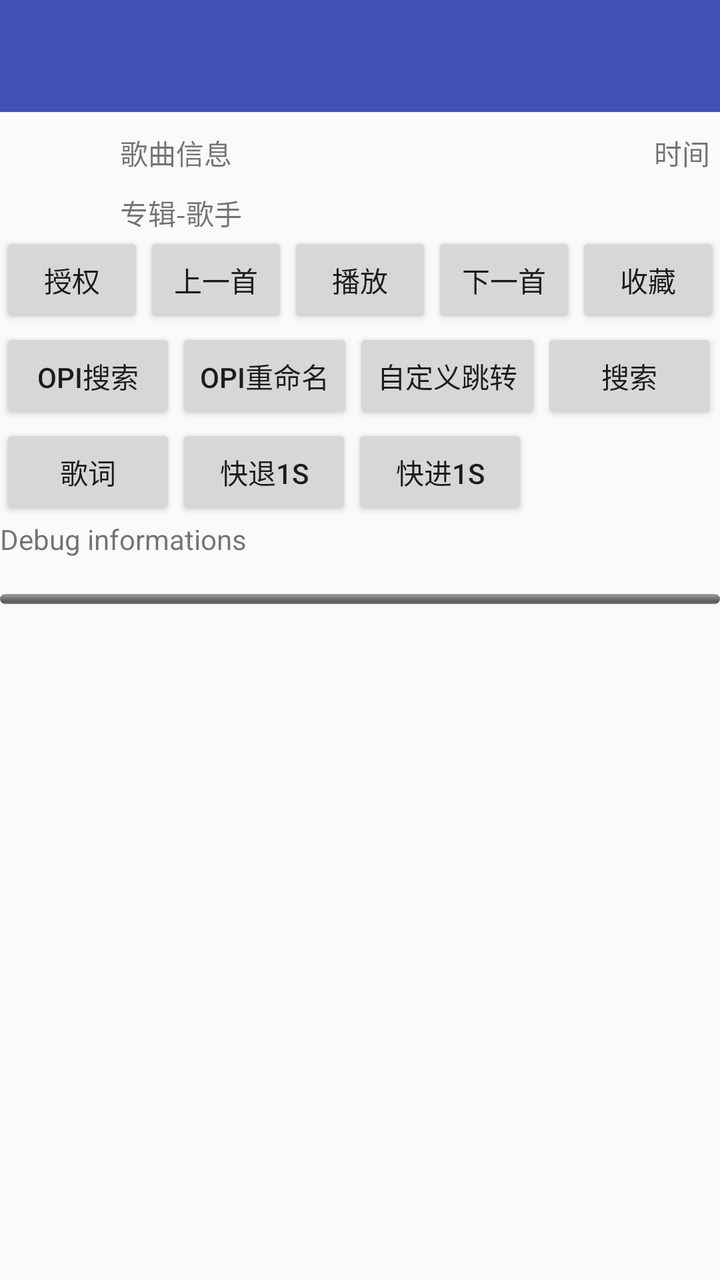
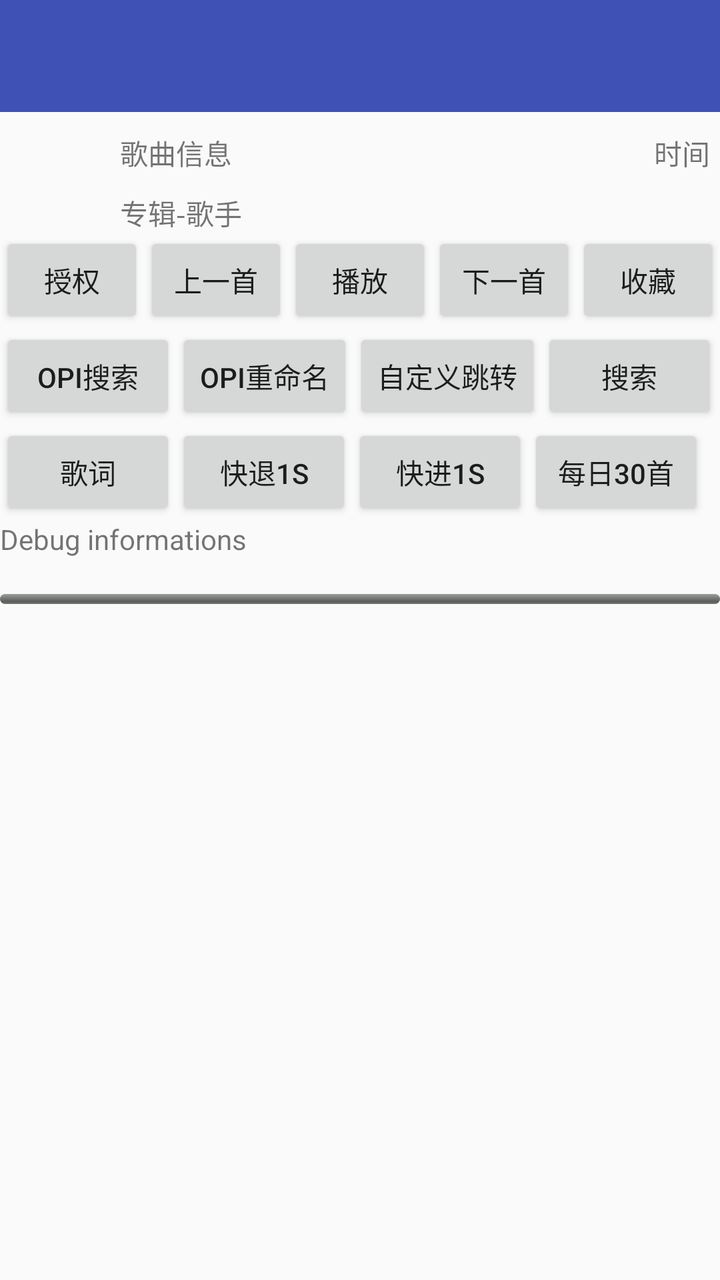

An Android layout rendered at two revisions. The XML below is the earlier revision; the diff shows what the commit changed to produce the second picture.
<!-- AndroidManifest.xml: activity theme AppTheme.NoActionBar -->
<!-- res/layout/activity_visual.xml -->
<?xml version="1.0" encoding="utf-8"?>
<RelativeLayout xmlns:android="http://schemas.android.com/apk/res/android"
    xmlns:app="http://schemas.android.com/apk/res-auto"
    xmlns:tools="http://schemas.android.com/tools"
    android:layout_width="match_parent"
    android:layout_height="match_parent"
    tools:context=".VisualActivity">

    <android.support.design.widget.AppBarLayout
        android:id="@+id/appbar_layout"
        android:layout_width="match_parent"
        android:layout_height="wrap_content"
        android:theme="@style/AppTheme.AppBarOverlay">

        <android.support.v7.widget.Toolbar
            android:id="@+id/toolbar"
            android:layout_width="match_parent"
            android:layout_height="?attr/actionBarSize"
            android:background="?attr/colorPrimary"
            app:popupTheme="@style/AppTheme.PopupOverlay" />

    </android.support.design.widget.AppBarLayout>

    <RelativeLayout
        android:id="@+id/playerPanel"
        android:layout_width="match_parent"
        android:layout_height="wrap_content"
        android:layout_below="@id/appbar_layout"
        android:layout_marginTop="5dp">

        <ImageView
            android:id="@+id/SongPic"
            android:layout_width="50dp"
            android:layout_height="50dp"
            android:layout_marginLeft="5dp"
            android:layout_marginTop="5dp" />

        <TextView
            android:id="@+id/txtPlayTime"
            android:layout_width="wrap_content"
            android:layout_height="25dp"
            android:layout_alignParentRight="true"
            android:layout_marginTop="5dp"
            android:layout_marginRight="5dp"
            android:text="时间" />

        <TextView
            android:id="@+id/txtSongInfos"
            android:layout_width="wrap_content"
            android:layout_height="25dp"
            android:layout_marginLeft="5dp"
            android:layout_marginTop="5dp"
            android:layout_toRightOf="@+id/SongPic"
            android:ems="10"
            android:text="歌曲信息" />

        <TextView
            android:id="@+id/txtAlbum"
            android:layout_width="wrap_content"
            android:layout_height="25dp"
            android:layout_below="@+id/txtSongInfos"
            android:layout_marginLeft="5dp"
            android:layout_marginTop="5dp"
            android:layout_toRightOf="@+id/SongPic"
            android:text="专辑-歌手" />

        <LinearLayout
            android:id="@+id/ll_button"
            android:layout_width="match_parent"
            android:layout_height="wrap_content"
            android:layout_below="@+id/SongPic"
            android:orientation="horizontal">

            <Button
                android:id="@+id/btnActive"
                android:layout_width="match_parent"
                android:layout_height="wrap_content"
                android:layout_weight="1"
                android:text="授权" />

            <Button
                android:id="@+id/btnPlayPre"
                android:layout_width="match_parent"
                android:layout_height="wrap_content"
                android:layout_weight="1"
                android:onClick="onPlayPre"
                android:text="上一首" />

            <Button
                android:id="@+id/btnPlayPause"
                android:layout_width="match_parent"
                android:layout_height="wrap_content"
                android:layout_weight="1"
                android:onClick="onPlayPause"
                android:text="播放" />

            <Button
                android:id="@+id/btnPlayNext"
                android:layout_width="match_parent"
                android:layout_height="wrap_content"
                android:layout_weight="1"
                android:onClick="onPlayNext"
                android:text="下一首" />

            <Button
                android:id="@+id/btnLove"
                android:layout_width="match_parent"
                android:layout_height="wrap_content"
                android:layout_weight="1"
                android:onClick="onLoveClick"
                android:text="收藏" />

        </LinearLayout>

        <LinearLayout
            android:id="@+id/ll_opi_button"
            android:layout_width="match_parent"
            android:layout_height="wrap_content"
            android:layout_below="@+id/ll_button"
            android:orientation="horizontal">

            <Button
                android:id="@+id/btnOpiSearch"
                android:layout_width="wrap_content"
                android:layout_height="wrap_content"
                android:onClick="onClickOpiSearch"
                android:text="Opi搜索" />

            <Button
                android:id="@+id/btnOpiMvTag"
                android:layout_width="wrap_content"
                android:layout_height="wrap_content"
                android:onClick="onClickOpiMvTag"
                android:text="Opi重命名" />

            <Button
                android:id="@+id/btnSchemeAction"
                android:layout_width="wrap_content"
                android:layout_height="wrap_content"
                android:onClick="playSongMid"
                android:text="自定义跳转" />
            <Button
                android:id="@+id/btnSearch"
                android:layout_width="wrap_content"
                android:layout_height="wrap_content"
                android:onClick="onClickSearch"
                android:text="搜索" />
        </LinearLayout>


        <LinearLayout
            android:id="@+id/ll_test_1"
            android:layout_width="match_parent"
            android:layout_height="wrap_content"
            android:layout_below="@+id/ll_opi_button"
            android:orientation="horizontal">

            <Button
                android:id="@+id/btnLyric"
                android:layout_width="wrap_content"
                android:layout_height="wrap_content"
                android:onClick="onClickLyric"
                android:text="歌词" />

            <Button
                android:layout_width="wrap_content"
                android:layout_height="wrap_content"
                android:onClick="testGetFolderList"
                android:text="快退1s" />

            <Button
                android:layout_width="wrap_content"
                android:layout_height="wrap_content"
                android:onClick="testPlayList"
                android:text="快进1s" />
        </LinearLayout>

        <TextView
            android:id="@+id/txtResult"
            android:layout_width="fill_parent"
            android:layout_height="35dp"
            android:layout_below="@+id/ll_test_1"
            android:ems="10"
            android:text="Debug informations" />

        <ProgressBar
            android:id="@+id/ProgressPlay"
            style="@android:style/Widget.ProgressBar.Horizontal"
            android:layout_width="fill_parent"
            android:layout_height="5dp"
            android:layout_below="@+id/txtResult"
            android:layout_marginTop="2dp"
            android:max="1000"
            android:progress="0"
            android:secondaryProgress="0" />
    </RelativeLayout>


    <RelativeLayout
        android:id="@+id/listview_container"
        android:layout_width="wrap_content"
        android:layout_height="wrap_content"
        android:layout_below="@+id/playerPanel">

        <ListView
            android:id="@+id/listview_folder"
            android:layout_width="wrap_content"
            android:layout_height="wrap_content"
            android:layout_marginTop="5dp" />

        <ListView
            android:id="@+id/listview_song"
            android:layout_width="wrap_content"
            android:layout_height="wrap_content"
            android:layout_marginTop="5dp"
            android:visibility="gone" />
    </RelativeLayout>


</RelativeLayout>
<!-- resources referenced by this layout -->
<resources>
  <style name="AppTheme.AppBarOverlay" parent="ThemeOverlay.AppCompat.Dark.ActionBar" />
  <style name="AppTheme.PopupOverlay" parent="ThemeOverlay.AppCompat.Light" />
  <style name="AppTheme.NoActionBar">
          <item name="windowActionBar">false</item>
          <item name="windowNoTitle">true</item>
      </style>
</resources>

<!-- the commit's change to res/layout/activity_visual.xml (unified diff, before → after) -->
@@ -173,6 +173,12 @@
                 android:layout_height="wrap_content"
                 android:onClick="testPlayList"
                 android:text="快进1s" />
+
+            <Button
+                android:layout_width="wrap_content"
+                android:layout_height="wrap_content"
+                android:onClick="fetchDaily30"
+                android:text="每日30首" />
         </LinearLayout>
 
         <TextView
